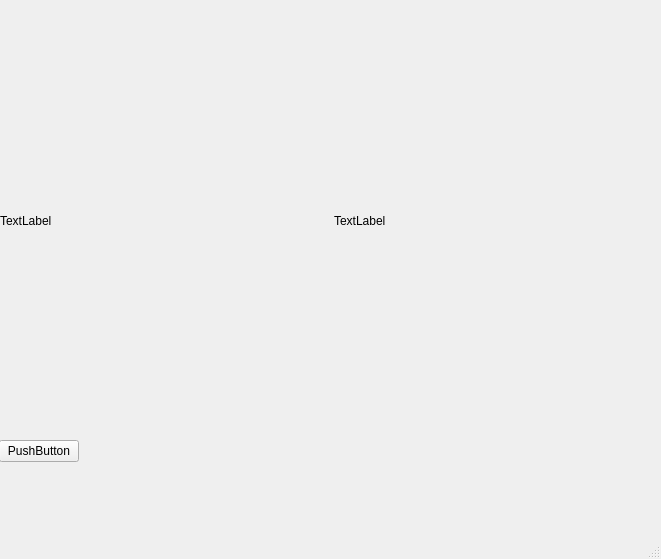
Old version of the form src/Ui/CivilRegistryAnalyzer.ui in the repository PlathC/VitalRecordAnalyser.
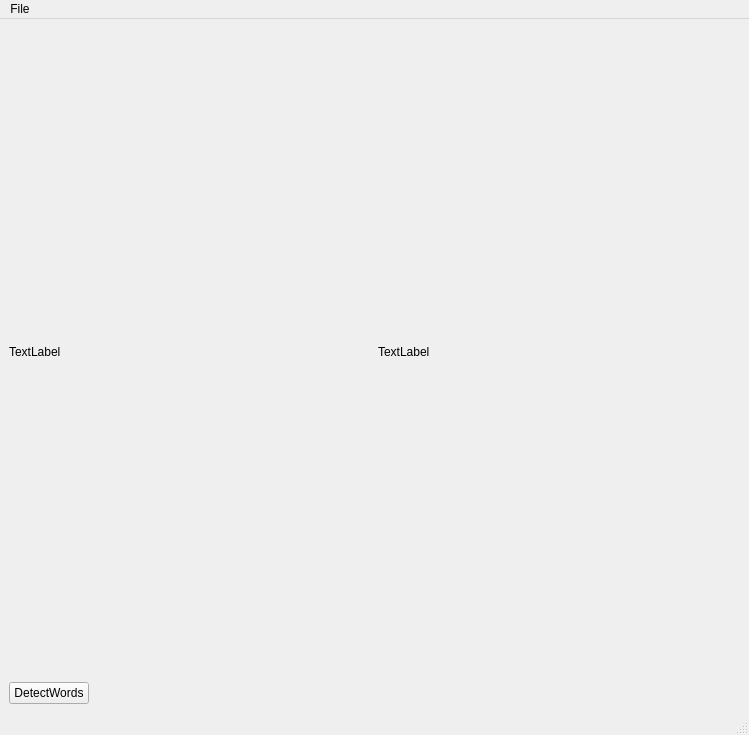
New version of the form.

Commit message: Introduce Civil registry analyzer feature.

```diff
--- a/src/Ui/CivilRegistryAnalyzer.ui
+++ b/src/Ui/CivilRegistryAnalyzer.ui
@@ -6,23 +6,16 @@
    <rect>
     <x>0</x>
     <y>0</y>
-    <width>661</width>
-    <height>559</height>
+    <width>749</width>
+    <height>735</height>
    </rect>
   </property>
   <property name="windowTitle">
    <string>MainWindow</string>
   </property>
   <widget class="QWidget" name="centralwidget">
-   <widget class="QWidget" name="horizontalLayoutWidget">
-    <property name="geometry">
-     <rect>
-      <x>0</x>
-      <y>0</y>
-      <width>661</width>
-      <height>441</height>
-     </rect>
-    </property>
+   <layout class="QVBoxLayout" name="verticalLayout">
+    <item>
     <layout class="QHBoxLayout" name="horizontalLayout_2">
      <property name="sizeConstraint">
       <enum>QLayout::SetMaximumSize</enum>
@@ -39,23 +32,13 @@
        <property name="text">
         <string>TextLabel</string>
        </property>
+        <property name="wordWrap">
+         <bool>true</bool>
+        </property>
       </widget>
      </item>
     </layout>
-   </widget>
-   <widget class="QWidget" name="verticalLayoutWidget">
-    <property name="geometry">
-     <rect>
-      <x>-1</x>
-      <y>440</y>
-      <width>661</width>
-      <height>80</height>
-     </rect>
-    </property>
-    <layout class="QVBoxLayout" name="verticalLayout">
-     <property name="sizeConstraint">
-      <enum>QLayout::SetFixedSize</enum>
-     </property>
+    </item>
      <item>
       <widget class="QPushButton" name="pushButton">
        <property name="sizePolicy">
@@ -64,23 +47,35 @@
          <verstretch>0</verstretch>
         </sizepolicy>
        </property>
+      <property name="cursor">
+       <cursorShape>ArrowCursor</cursorShape>
+      </property>
+      <property name="layoutDirection">
+       <enum>Qt::LeftToRight</enum>
+      </property>
        <property name="text">
-        <string>PushButton</string>
+       <string>DetectWords</string>
        </property>
       </widget>
      </item>
     </layout>
-   </widget>
   </widget>
   <widget class="QMenuBar" name="menubar">
    <property name="geometry">
     <rect>
      <x>0</x>
      <y>0</y>
-     <width>661</width>
+     <width>749</width>
      <height>21</height>
     </rect>
    </property>
+   <widget class="QMenu" name="menuFile">
+    <property name="title">
+     <string>File</string>
+    </property>
+    <addaction name="m_acOpenImage"/>
+   </widget>
+   <addaction name="menuFile"/>
   </widget>
   <widget class="QStatusBar" name="statusbar"/>
  </widget>
```
Left out of the diff: 31 changed lines with no effect on the pictures. Lines whose indentation alone changed are shown as unchanged. The commit also changes 18 other files.
